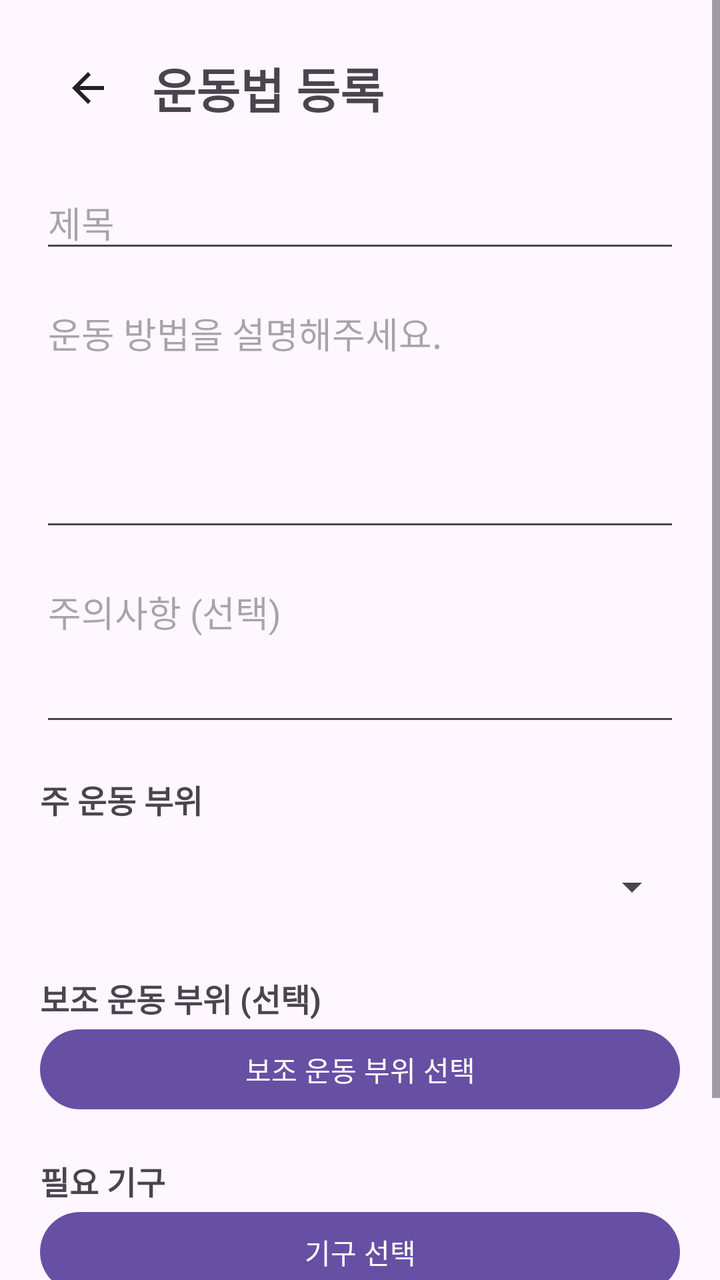
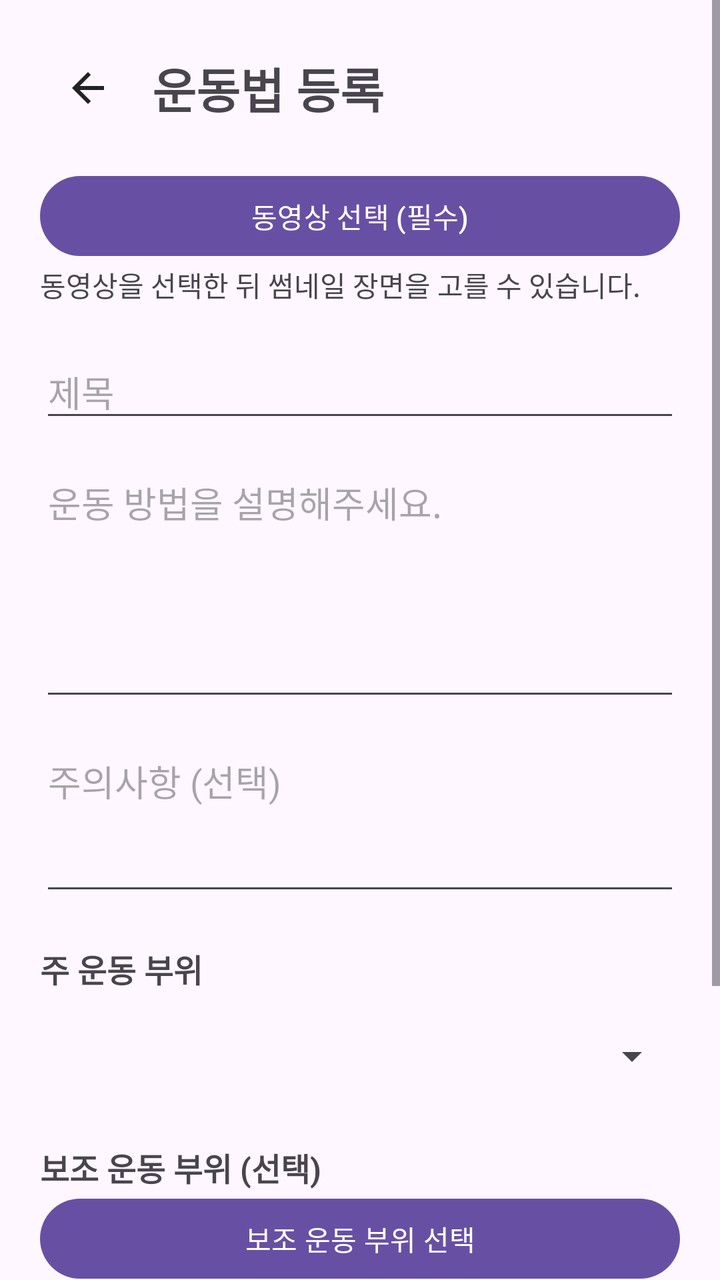

Compare the two renders of this Android layout. The source of the first and the diff that turns it into the second are given below.
<!-- AndroidManifest.xml: application theme Theme.GymRats -->
<!-- res/layout/fragment_post_create.xml -->
<?xml version="1.0" encoding="utf-8"?>
<ScrollView xmlns:android="http://schemas.android.com/apk/res/android"
    android:layout_width="match_parent"
    android:layout_height="match_parent"
    android:fillViewport="true">

    <LinearLayout
        android:layout_width="match_parent"
        android:layout_height="wrap_content"
        android:orientation="vertical"
        android:padding="20dp">

        
        <LinearLayout
            android:layout_width="match_parent"
            android:layout_height="wrap_content"
            android:gravity="center_vertical"
            android:orientation="horizontal">

            <ImageButton
                android:id="@+id/btnBack"
                android:layout_width="48dp"
                android:layout_height="48dp"
                android:background="?attr/selectableItemBackgroundBorderless"
                android:contentDescription="뒤로가기"
                android:src="@drawable/ic_arrow_back" />

            <TextView
                android:layout_width="0dp"
                android:layout_height="wrap_content"
                android:layout_weight="1"
                android:layout_marginStart="8dp"
                android:text="운동법 등록"
                android:textSize="24sp"
                android:textStyle="bold" />

        </LinearLayout>

        
        <EditText
            android:id="@+id/editPostTitle"
            android:layout_width="match_parent"
            android:layout_height="wrap_content"
            android:layout_marginTop="20dp"
            android:hint="제목"
            android:inputType="textCapSentences"
            android:maxLength="60"
            android:maxLines="1" />

        <EditText
            android:id="@+id/editPostDescription"
            android:layout_width="match_parent"
            android:layout_height="wrap_content"
            android:layout_marginTop="12dp"
            android:gravity="top|start"
            android:hint="운동 방법을 설명해주세요."
            android:inputType="textMultiLine|textCapSentences"
            android:maxLength="3000"
            android:minLines="5" />

        <EditText
            android:id="@+id/editPostPrecaution"
            android:layout_width="match_parent"
            android:layout_height="wrap_content"
            android:layout_marginTop="12dp"
            android:gravity="top|start"
            android:hint="주의사항 (선택)"
            android:inputType="textMultiLine|textCapSentences"
            android:maxLength="1000"
            android:minLines="3" />

        
        <TextView
            android:layout_width="match_parent"
            android:layout_height="wrap_content"
            android:layout_marginTop="20dp"
            android:text="주 운동 부위"
            android:textSize="16sp"
            android:textStyle="bold" />

        <Spinner
            android:id="@+id/spinnerPrimaryBodyPart"
            android:layout_width="match_parent"
            android:layout_height="48dp"
            android:layout_marginTop="8dp" />

        
        <TextView
            android:layout_width="match_parent"
            android:layout_height="wrap_content"
            android:layout_marginTop="20dp"
            android:text="보조 운동 부위 (선택)"
            android:textSize="16sp"
            android:textStyle="bold" />

        <Button
            android:id="@+id/btnSecondaryBodyParts"
            android:layout_width="match_parent"
            android:layout_height="wrap_content"
            android:text="보조 운동 부위 선택" />

        <TextView
            android:layout_width="match_parent"
            android:layout_height="wrap_content"
            android:layout_marginTop="20dp"
            android:text="필요 기구"
            android:textSize="16sp"
            android:textStyle="bold" />

        <Button
            android:id="@+id/btnEquipment"
            android:layout_width="match_parent"
            android:layout_height="wrap_content"
            android:text="기구 선택" />

        
        <Button
            android:id="@+id/btnSubmitPost"
            android:layout_width="match_parent"
            android:layout_height="wrap_content"
            android:layout_marginTop="28dp"
            android:text="등록" />

    </LinearLayout>
</ScrollView>
<!-- resources referenced by this layout -->
<resources>
  <!-- drawable ic_arrow_back (drawable) -->
  <vector xmlns:android="http://schemas.android.com/apk/res/android"
      android:width="24dp"
      android:height="24dp"
      android:viewportWidth="24"
      android:viewportHeight="24">
  
      <path
          android:fillColor="#222222"
          android:pathData="M20,11H7.83l5.59,-5.59L12,4l-8,8 8,8 1.42,-1.41L7.83,13H20z" />
  
  </vector>
  <style name="Theme.GymRats" parent="Base.Theme.GymRats" />
  <style name="Base.Theme.GymRats" parent="Theme.Material3.DayNight.NoActionBar">
          
          
      </style>
</resources>

<!-- the commit's change to res/layout/fragment_post_create.xml (unified diff, before → after) -->
@@ -35,6 +35,55 @@
                 android:textStyle="bold" />
 
         </LinearLayout>
+
+        <Button
+            android:id="@+id/btnSelectVideo"
+            android:layout_width="match_parent"
+            android:layout_height="wrap_content"
+            android:layout_marginTop="16dp"
+            android:text="동영상 선택 (필수)" />
+
+        <ImageView
+            android:id="@+id/imageVideoPreview"
+            android:layout_width="match_parent"
+            android:layout_height="200dp"
+            android:scaleType="centerCrop"
+            android:contentDescription="선택한 장면의 썸네일 미리보기"
+            android:visibility="gone" />
+
+        <LinearLayout
+            android:id="@+id/thumbnailTimeline"
+            android:layout_width="match_parent"
+            android:layout_height="wrap_content"
+            android:orientation="vertical"
+            android:visibility="gone">
+
+            <TextView
+                android:layout_width="match_parent"
+                android:layout_height="wrap_content"
+                android:layout_marginTop="12dp"
+                android:text="@string/thumbnail_timeline_hint" />
+
+            <SeekBar
+                android:id="@+id/seekThumbnailTime"
+                android:layout_width="match_parent"
+                android:layout_height="48dp"
+                android:contentDescription="@string/thumbnail_timeline_description"
+                android:max="10000" />
+
+            <TextView
+                android:id="@+id/textThumbnailTime"
+                android:layout_width="match_parent"
+                android:layout_height="wrap_content"
+                android:gravity="end"
+                android:textSize="14sp" />
+        </LinearLayout>
+
+        <TextView
+            android:id="@+id/textVideoStatus"
+            android:layout_width="match_parent"
+            android:layout_height="wrap_content"
+            android:text="동영상을 선택한 뒤 썸네일 장면을 고를 수 있습니다." />
 
         
         <EditText
<!-- resource entries referenced after the edit -->
@@ -12,6 +12,8 @@
           android:pathData="M20,11H7.83l5.59,-5.59L12,4l-8,8 8,8 1.42,-1.41L7.83,13H20z" />
   
   </vector>
+  <string name="thumbnail_timeline_description">썸네일 장면 선택 시간 조절 바</string>
+  <string name="thumbnail_timeline_hint">바를 움직여 썸네일로 사용할 장면을 선택하세요.</string>
   <style name="Theme.GymRats" parent="Base.Theme.GymRats" />
   <style name="Base.Theme.GymRats" parent="Theme.Material3.DayNight.NoActionBar">
           
